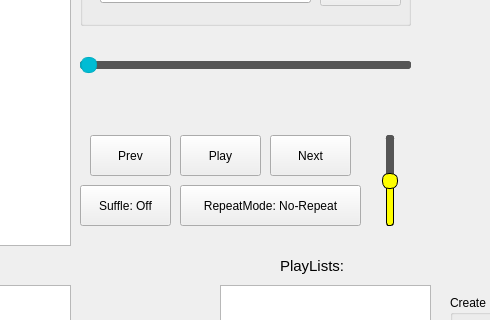
The window that MusicRoom/musicroom.ui (Mamad-MD/JukeBox-MusicPlayer-) describes before a commit, drawn with Qt 5; both pictures show x 180 to 670 and y 95 to 415 of the 1340 by 696 pixel window.
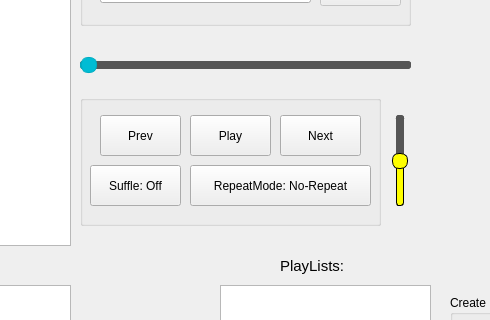
The same window after the commit. Custom widgets are drawn as their Qt base class.

Diff of the .ui file:
```diff
--- a/MusicRoom/musicroom.ui
+++ b/MusicRoom/musicroom.ui
@@ -86,61 +86,6 @@
      <string>Audio Tracks:</string>
     </property>
    </widget>
-   <widget class="QPushButton" name="PushButton_PlayPause">
-    <property name="geometry">
-     <rect>
-      <x>360</x>
-      <y>230</y>
-      <width>81</width>
-      <height>41</height>
-     </rect>
-    </property>
-    <property name="text">
-     <string>Play</string>
-    </property>
-   </widget>
-   <widget class="QPushButton" name="PushButton_Next">
-    <property name="geometry">
-     <rect>
-      <x>450</x>
-      <y>230</y>
-      <width>81</width>
-      <height>41</height>
-     </rect>
-    </property>
-    <property name="focusPolicy">
-     <enum>Qt::FocusPolicy::StrongFocus</enum>
-    </property>
-    <property name="text">
-     <string>Next</string>
-    </property>
-   </widget>
-   <widget class="QPushButton" name="PushButton_Prev">
-    <property name="geometry">
-     <rect>
-      <x>270</x>
-      <y>230</y>
-      <width>81</width>
-      <height>41</height>
-     </rect>
-    </property>
-    <property name="text">
-     <string>Prev</string>
-    </property>
-   </widget>
-   <widget class="QPushButton" name="PushButton_Shuffle">
-    <property name="geometry">
-     <rect>
-      <x>260</x>
-      <y>280</y>
-      <width>91</width>
-      <height>41</height>
-     </rect>
-    </property>
-    <property name="text">
-     <string>Suffle: Off</string>
-    </property>
-   </widget>
    <widget class="QGroupBox" name="groupBox">
     <property name="geometry">
      <rect>
@@ -186,19 +131,6 @@
      </property>
     </widget>
    </widget>
-   <widget class="QPushButton" name="PushButton_Repeat">
-    <property name="geometry">
-     <rect>
-      <x>360</x>
-      <y>280</y>
-      <width>181</width>
-      <height>41</height>
-     </rect>
-    </property>
-    <property name="text">
-     <string>RepeatMode: No-Repeat</string>
-    </property>
-   </widget>
    <widget class="QSlider" name="Slider_MusicSlider">
     <property name="geometry">
      <rect>
@@ -381,8 +313,8 @@
    <widget class="QSlider" name="Slider_Volume">
     <property name="geometry">
      <rect>
-      <x>560</x>
-      <y>230</y>
+      <x>570</x>
+      <y>210</y>
       <width>20</width>
       <height>91</height>
      </rect>
@@ -629,6 +561,87 @@
      </property>
     </widget>
    </widget>
+   <widget class="QGroupBox" name="Groupbox_Controls">
+    <property name="geometry">
+     <rect>
+      <x>260</x>
+      <y>190</y>
+      <width>301</width>
+      <height>131</height>
+     </rect>
+    </property>
+    <property name="title">
+     <string/>
+    </property>
+    <widget class="QPushButton" name="PushButton_PlayPause">
+     <property name="geometry">
+      <rect>
+       <x>110</x>
+       <y>20</y>
+       <width>81</width>
+       <height>41</height>
+      </rect>
+     </property>
+     <property name="text">
+      <string>Play</string>
+     </property>
+    </widget>
+    <widget class="QPushButton" name="PushButton_Next">
+     <property name="geometry">
+      <rect>
+       <x>200</x>
+       <y>20</y>
+       <width>81</width>
+       <height>41</height>
+      </rect>
+     </property>
+     <property name="focusPolicy">
+      <enum>Qt::FocusPolicy::StrongFocus</enum>
+     </property>
+     <property name="text">
+      <string>Next</string>
+     </property>
+    </widget>
+    <widget class="QPushButton" name="PushButton_Repeat">
+     <property name="geometry">
+      <rect>
+       <x>110</x>
+       <y>70</y>
+       <width>181</width>
+       <height>41</height>
+      </rect>
+     </property>
+     <property name="text">
+      <string>RepeatMode: No-Repeat</string>
+     </property>
+    </widget>
+    <widget class="QPushButton" name="PushButton_Shuffle">
+     <property name="geometry">
+      <rect>
+       <x>10</x>
+       <y>70</y>
+       <width>91</width>
+       <height>41</height>
+      </rect>
+     </property>
+     <property name="text">
+      <string>Suffle: Off</string>
+     </property>
+    </widget>
+    <widget class="QPushButton" name="PushButton_Prev">
+     <property name="geometry">
+      <rect>
+       <x>20</x>
+       <y>20</y>
+       <width>81</width>
+       <height>41</height>
+      </rect>
+     </property>
+     <property name="text">
+      <string>Prev</string>
+     </property>
+    </widget>
+   </widget>
   </widget>
   <widget class="QMenuBar" name="menubar">
    <property name="geometry">
```
Left out of the diff: 5 changed lines with no effect on the pictures.
